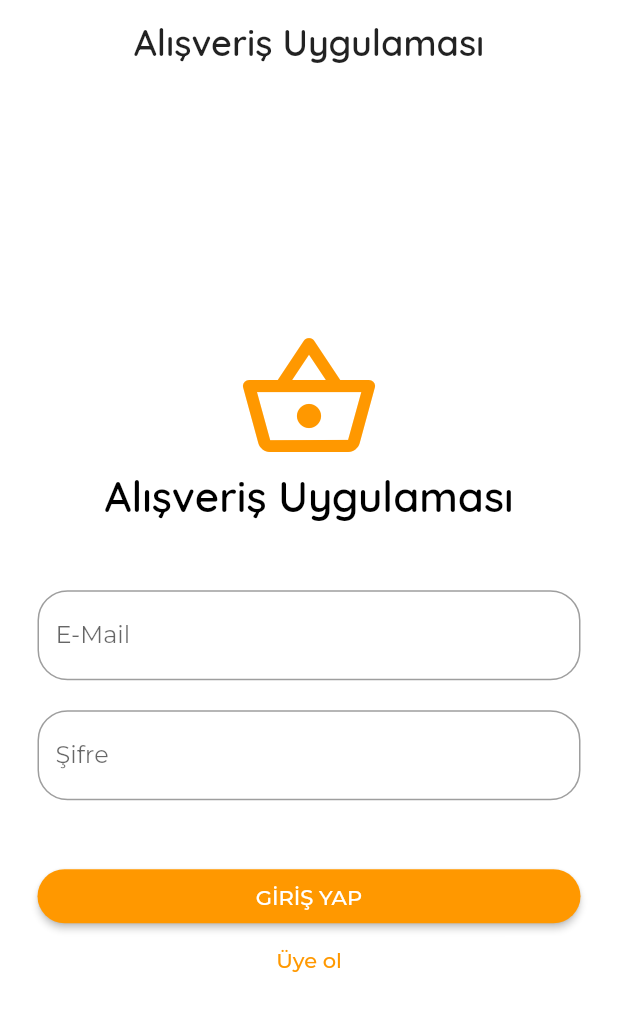
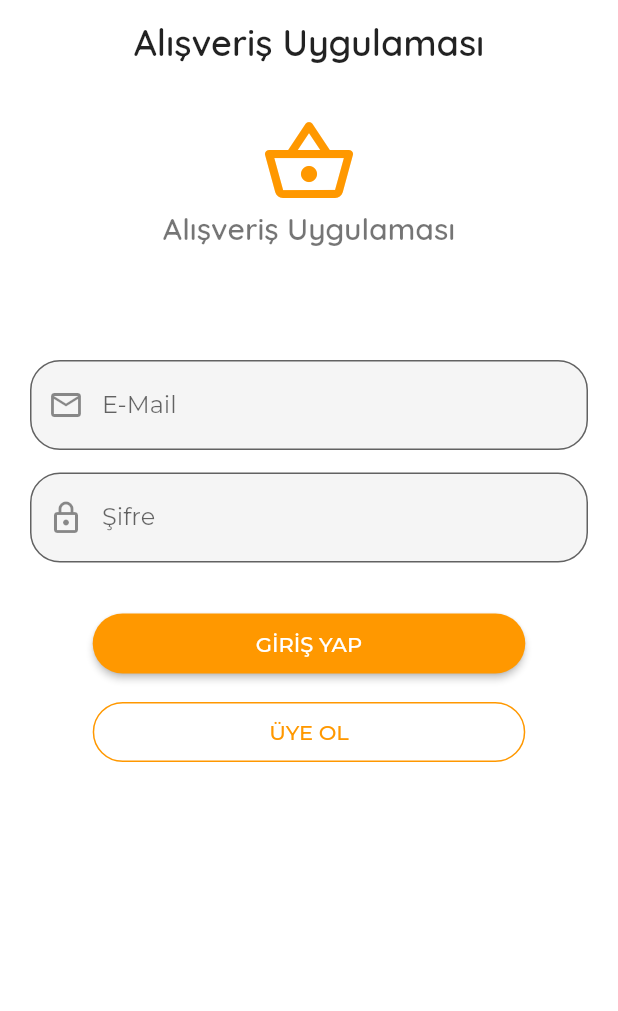
Before and after one commit to mctaspinar/flutterShopping, a Flutter app: the screen it shows after launch, on a phone screen of 412 x 824 dp. Shown: the top 1011 px of the screen. Run offline on Flutter 3.47's test engine with Material 2 defaults, Android fonts, the phone set to English and light mode, and no system bars; our stand-ins replace google_fonts, shared_preferences.

Commit message:
login screen changed

```diff
--- a/lib/screens/auth_screen.dart
+++ b/lib/screens/auth_screen.dart
@@ -25,28 +25,39 @@ class AuthScreen extends StatelessWidget {
                 MediaQuery.of(context).padding.top,
             width: deviceSize.width,
             child: Column(
-              mainAxisAlignment: MainAxisAlignment.center,
+              mainAxisAlignment: MainAxisAlignment.spaceAround,
               children: [
                 SizedBox(
-                  height: 20,
+                  height: 10,
                 ),
+                Container(
+                  color: Colors.white,
+                  padding: const EdgeInsets.all(10),
+                  width: MediaQuery.of(context).size.width,
+                  child: Column(
+                    children: [
                       Icon(
                         Icons.shopping_basket_outlined,
-                  color: Theme.of(context).primaryColor,
-                  size: 96,
+                        size: 64,
                       ),
                       Text(
                         'Alışveriş Uygulaması',
                         style: TextStyle(
-                    color: Colors.black,
-                    fontSize: 28,
+                          color: Colors.black54,
+                          fontSize: 20,
                           fontWeight: FontWeight.w600,
                         ),
                       ),
                       SizedBox(
-                  height: 20,
+                        height: 30,
+                      )
+                    ],
                   ),
-                AuthCard(),
+                ),
+                SizedBox(
+                  height: 15,
+                ),
+                Flexible(flex: 2, child: AuthCard()),
               ],
             ),
           )),
@@ -124,21 +135,24 @@ class _AuthCardState extends State<AuthCard> {
     var _borderError = OutlineInputBorder(
         borderRadius: BorderRadius.circular(20),
         borderSide: BorderSide(color: Theme.of(context).errorColor),
-        gapPadding: 10);
+        gapPadding: 5);
     var _border = OutlineInputBorder(
         borderRadius: BorderRadius.circular(20),
         borderSide: BorderSide(color: Colors.black54),
-        gapPadding: 10);
-    var _errorColor = TextStyle(color: Theme.of(context).errorColor);
+        gapPadding: 5);
+    var _errorColor =
+        TextStyle(color: Theme.of(context).errorColor, fontSize: 10);
+
     return Container(
-      padding: EdgeInsets.all(25.0),
+      padding: EdgeInsets.all(20.0),
       child: Form(
         key: _formKey,
-        child: SingleChildScrollView(
         child: Column(
           children: <Widget>[
             TextFormField(
               decoration: InputDecoration(
+                  filled: true,
+                  prefixIcon: Icon(Icons.email_outlined),
                   labelText: 'E-Mail',
                   errorBorder: _borderError,
                   errorStyle: _errorColor,
@@ -155,10 +169,12 @@ class _AuthCardState extends State<AuthCard> {
               },
             ),
             SizedBox(
-                height: 20,
+              height: 15,
             ),
             TextFormField(
               decoration: InputDecoration(
+                  filled: true,
+                  prefixIcon: Icon(Icons.lock_outlined),
                   labelText: 'Şifre',
                   errorBorder: _borderError,
                   errorStyle: _errorColor,
@@ -175,12 +191,14 @@ class _AuthCardState extends State<AuthCard> {
               },
             ),
             SizedBox(
-                height: 20,
+              height: 15,
             ),
             if (_authMode == AuthMode.Signup)
               TextFormField(
                 enabled: _authMode == AuthMode.Signup,
                 decoration: InputDecoration(
+                    filled: true,
+                    prefixIcon: Icon(Icons.lock_outlined),
                     labelText: 'Şifre Tekrar',
                     errorBorder: _borderError,
                     errorStyle: _errorColor,
@@ -195,40 +213,42 @@ class _AuthCardState extends State<AuthCard> {
                     : null,
               ),
             SizedBox(
-                height: 20,
+              height: 15,
             ),
             if (_isLoading)
               CircularProgressIndicator()
             else
-                SizedBox(
-                  width: MediaQuery.of(context).size.width,
-                  child: ElevatedButton(
-                    child: Text(
-                        _authMode == AuthMode.Login ? 'GİRİŞ YAP' : 'ÜYE OL'),
+              ElevatedButton(
+                child:
+                    Text(_authMode == AuthMode.Login ? 'GİRİŞ YAP' : 'ÜYE OL'),
                 onPressed: _submit,
                 style: ElevatedButton.styleFrom(
+                  minimumSize: Size(MediaQuery.of(context).size.width * .7, 40),
                   shape: RoundedRectangleBorder(
                     borderRadius: BorderRadius.circular(30),
                   ),
-                      padding:
-                          EdgeInsets.symmetric(horizontal: 30.0, vertical: 8.0),
                   primary: Theme.of(context).primaryColor,
                   onPrimary: Colors.white,
                 ),
               ),
+            SizedBox(
+              height: 15,
             ),
-              TextButton(
+            OutlinedButton(
               child: Text(
-                    '${_authMode == AuthMode.Login ? 'Üye ol' : 'Giriş yap'}'),
+                  '${_authMode == AuthMode.Login ? 'ÜYE OL' : 'GİRİŞ YAP'}'),
               onPressed: _switchAuthMode,
-                style: TextButton.styleFrom(
-                    padding:
-                        EdgeInsets.symmetric(horizontal: 30.0, vertical: 4),
+              style: OutlinedButton.styleFrom(
+                  minimumSize: Size(MediaQuery.of(context).size.width * .7, 40),
                   tapTargetSize: MaterialTapTargetSize.shrinkWrap,
-                    primary: Theme.of(context).primaryColor),
+                  primary: Theme.of(context).primaryColor,
+                  backgroundColor: Colors.white,
+                  shape: RoundedRectangleBorder(
+                    borderRadius: BorderRadius.circular(30),
+                  ),
+                  side: BorderSide(color: Theme.of(context).primaryColor)),
             ),
           ],
-          ),
         ),
       ),
     );
```
Lines whose indentation alone changed are shown as unchanged.
